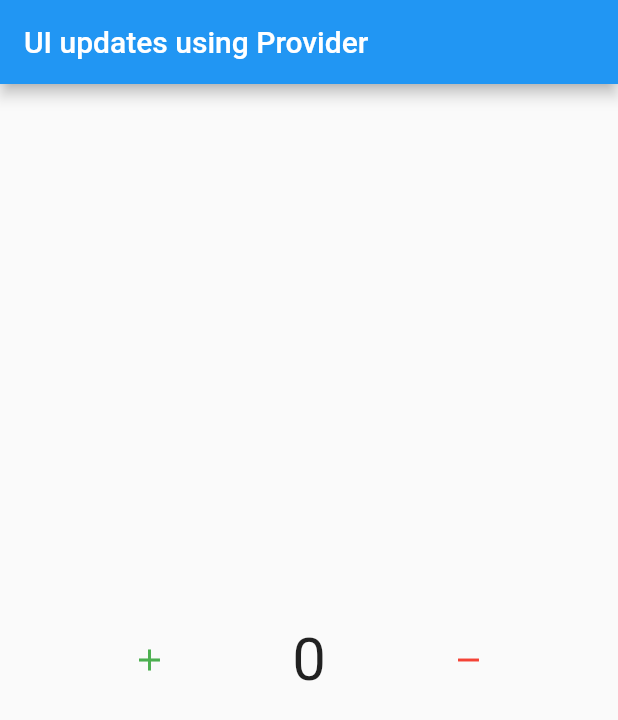
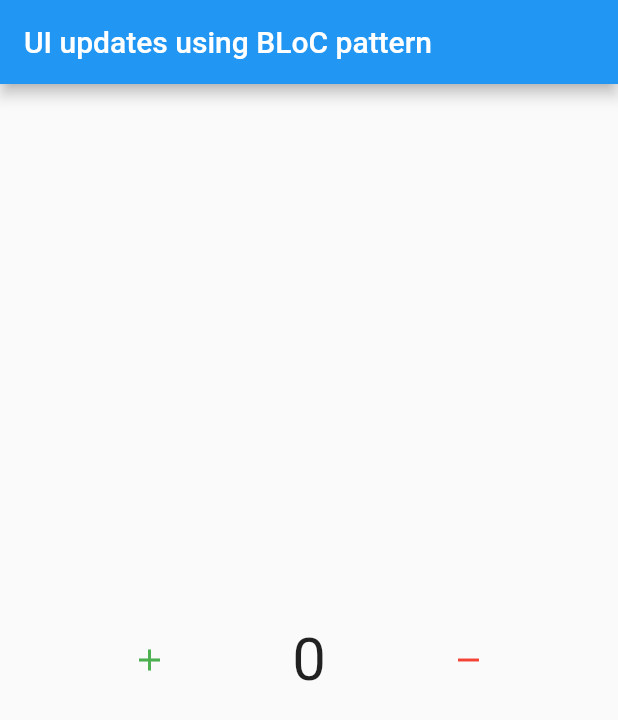
Before and after one commit to AntsInMyEy3sJohnson/KnowledgeBaseDartGoogleFlutter, a Flutter app: the screen it shows after launch, on a phone screen of 412 x 824 dp. Shown: the top 720 px of the screen. Run offline on Flutter 3.47's test engine with Material 2 defaults, Android fonts, the light colour scheme and no system bars; our stand-ins replace flushbar, flutter_bloc.

Commit message:
Passing state using the BLoC pattern

```diff
--- /dev/null
+++ b/Chapter11_StateManagement/chapter_11_examples/lib/bloc_pattern/counter_display.dart
@@ -0,0 +1,46 @@
+import 'package:flutter/material.dart';
+import 'package:flutter_bloc/flutter_bloc.dart';
+import 'package:chapter_11_examples/bloc_pattern/demo_page_using_bloc.dart';
+
+class CounterDisplay extends StatelessWidget {
+  const CounterDisplay();
+
+  @override
+  Widget build(BuildContext context) {
+
+    final counterBloc = context.watch<CounterBlocWithEventEnum>();
+
+    return Scaffold(
+      appBar: AppBar(
+        title: Text("UI updates using BLoC pattern"),
+      ),
+      body: Center(
+        child: Padding(
+          padding: const EdgeInsets.symmetric(horizontal: 40.0),
+          child: Row(
+            crossAxisAlignment: CrossAxisAlignment.center,
+            mainAxisAlignment: MainAxisAlignment.spaceAround,
+            children: [
+              IconButton(
+                icon: const Icon(Icons.add),
+                color: Colors.green,
+                onPressed: () =>
+                    counterBloc.add(CounterEventAsEnum.countIncreased),
+              ),
+              Text(
+                "${counterBloc.state}",
+                style: const TextStyle(fontSize: 40),
+              ),
+              IconButton(
+                icon: const Icon(Icons.remove),
+                color: Colors.red,
+                onPressed: () =>
+                    counterBloc.add(CounterEventAsEnum.countDecreased),
+              ),
+            ],
+          ),
+        ),
+      ),
+    );
+  }
+}
--- /dev/null
+++ b/Chapter11_StateManagement/chapter_11_examples/lib/bloc_pattern/demo_page_using_bloc_listener.dart
@@ -0,0 +1,51 @@
+import 'package:chapter_11_examples/bloc_pattern/counter_display.dart';
+import 'package:chapter_11_examples/bloc_pattern/demo_page_using_bloc.dart';
+import 'package:flushbar/flushbar.dart';
+import 'package:flutter/material.dart';
+import 'package:flutter_bloc/flutter_bloc.dart';
+
+class DemoPageUsingBlocListener extends StatelessWidget {
+
+  const DemoPageUsingBlocListener();
+
+  @override
+  Widget build(BuildContext context) {
+    // Using the BlocListener, we can listen to events on the stream and
+    // process them
+    return BlocListener<CounterBlocWithEventEnum, int>(
+      listener: (context, state) {
+        Flushbar(
+          message: "Counter has been altered to $state!",
+          duration: Duration(seconds: 1),
+        )..show(context);
+      },
+      // Useless here, but this can be used to decide whether or not to invoke
+      // the listener callback
+      listenWhen: (previous, current) => current > 3,
+      child: const CounterDisplay(),
+    );
+  }
+}
+
+class GenericObserver extends BlocObserver {
+
+
+  @override
+  void onEvent(Bloc bloc, Object event) {
+    super.onEvent(bloc, event);
+    print(event);
+  }
+
+  @override
+  void onTransition(Bloc bloc, Object transition) {
+    super.onTransition(bloc, transition);
+    print(transition);
+  }
+
+  @override
+  void onError(Cubit cubit, Object error, StackTrace stackTrace) {
+    super.onError(cubit, error, stackTrace);
+    print("$error: $stackTrace");
+  }
+
+}
--- a/Chapter11_StateManagement/chapter_11_examples/lib/main.dart
+++ b/Chapter11_StateManagement/chapter_11_examples/lib/main.dart
@@ -1,15 +1,23 @@
+import 'package:chapter_11_examples/bloc_pattern/demo_page_using_bloc.dart';
+import 'package:chapter_11_examples/bloc_pattern/demo_page_using_bloc_listener.dart';
 import 'package:chapter_11_examples/set_state_ui_updates/demo_page.dart';
 import 'package:chapter_11_examples/passing_state_with_provider/counter_model.dart';
 import 'package:chapter_11_examples/passing_state_with_provider/demo_page_using_provider.dart';
 import 'package:flutter/material.dart';
+import 'package:flutter_bloc/flutter_bloc.dart';
 import 'package:provider/provider.dart';
 
 void main() {
+  // The BlocObserver is very useful in cases where things happening within
+  // Blocs need to be logged or analyzed. The BlocObserver passively observes; it
+  // cannot interact with any state.
+  // The below implies that there is one Observer for all Blocs within the
+  // entire app.
+  Bloc.observer = GenericObserver();
   runApp(const MyApp());
 }
 
 class MyApp extends StatelessWidget {
-
   const MyApp();
 
   // This widget is the root of your application.
@@ -19,13 +27,53 @@ class MyApp extends StatelessWidget {
       title: 'Flutter Demo',
       // Note to self: MUST NOT FORGET 'CONST' CONSTRUCTOR!
       // home: const DemoPage(),
-      home: ChangeNotifierProvider(
-        create: (context) => CounterModel(),
-        // By doing this, 'DemoPageUsingProvider' becomes a
-        // listener to the invocations of 'notifyListeners()'
-        // within the model class
-        child: const DemoPageUsingProvider(),
-      ),
+      // home: const ProviderHome(),
+      // home: const BlocHome(),
+      home: const BlocWithListenerHome(),
     );
   }
 }
+
+class BlocWithListenerHome extends StatelessWidget {
+  const BlocWithListenerHome();
+
+  @override
+  Widget build(BuildContext context) {
+    return BlocProvider<CounterBlocWithEventEnum>(
+      create: (_) => CounterBlocWithEventEnum(),
+      child: const DemoPageUsingBlocListener(),
+    );
+  }
+}
+
+class BlocHome extends StatelessWidget {
+  const BlocHome();
+
+  @override
+  Widget build(BuildContext context) {
+    return MultiProvider(
+      providers: [
+        BlocProvider<CounterBlocWithEventEnum>(
+            create: (_) => CounterBlocWithEventEnum()),
+        BlocProvider<CounterBlocWithEventClass>(
+            create: (_) => CounterBlocWithEventClass()),
+      ],
+      child: const DemoPageUsingBloc(),
+    );
+  }
+}
+
+class ProviderHome extends StatelessWidget {
+  const ProviderHome();
+
+  @override
+  Widget build(BuildContext context) {
+    return ChangeNotifierProvider(
+      create: (context) => CounterModel(),
+      // By doing this, 'DemoPageUsingProvider' becomes a
+      // listener to the invocations of 'notifyListeners()'
+      // within the model class
+      child: const DemoPageUsingProvider(),
+    );
+  }
+}
--- a/Chapter11_StateManagement/chapter_11_examples/pubspec.yaml
+++ b/Chapter11_StateManagement/chapter_11_examples/pubspec.yaml
@@ -24,6 +24,8 @@ dependencies:
   flutter:
     sdk: flutter
   provider: ^4.3.2
+  flutter_bloc: ^6.0.5
+  flushbar: ^1.10.4
 
 
   # The following adds the Cupertino Icons font to your application.
```
Also changed, not shown: Chapter11_StateManagement/chapter_11_examples/lib/bloc_pattern/demo_page_using_bloc.dart (added, +142 -0 lines), Chapter11_StateManagement/chapter_11_examples/pubspec.lock.
